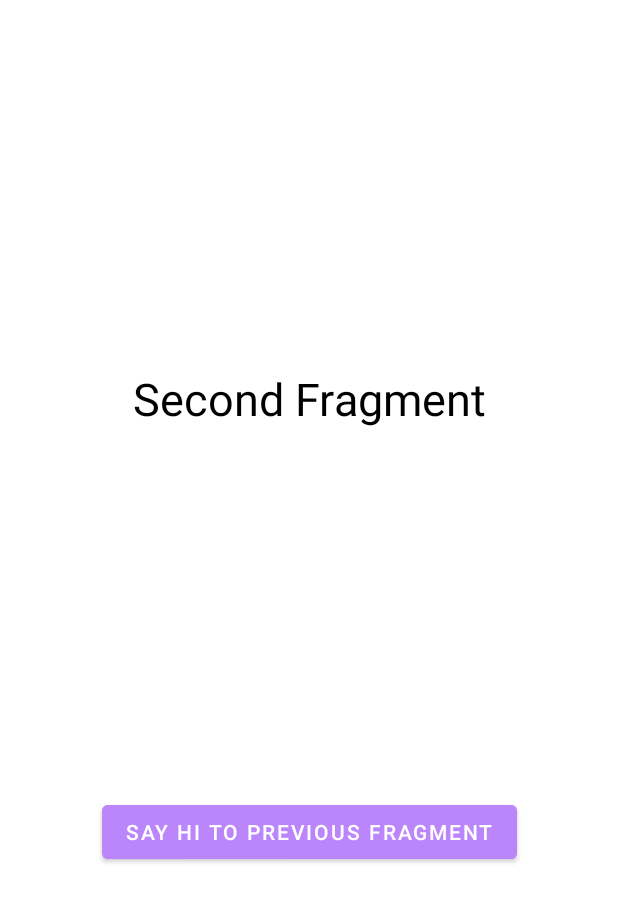
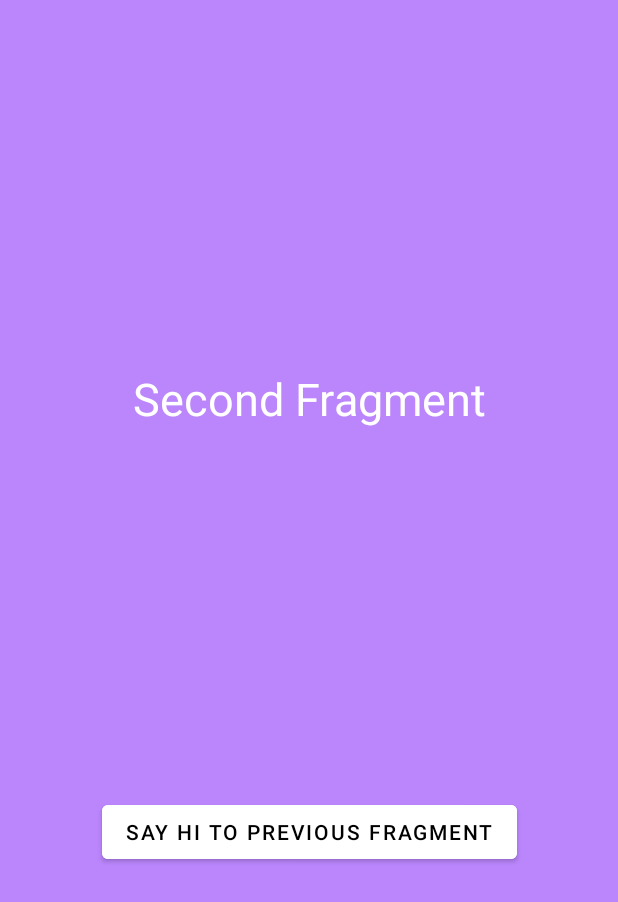
Before and after one commit to swnishan/CommunicateBetweenFragments, an Android app: the screen it shows after launch (MainActivity), after a tap on an icon or button, on a phone screen of 412 x 824 dp. Shown: the top 902 px of the screen. Run offline under Robolectric (Android 15) with nearby library versions, the phone set to English and light mode, and no system bars.

Commit message:
update second fragment layout

```diff
--- a/app/src/main/res/layout/fragment_second.xml
+++ b/app/src/main/res/layout/fragment_second.xml
@@ -4,7 +4,7 @@
     xmlns:tools="http://schemas.android.com/tools"
     android:layout_width="match_parent"
     android:layout_height="match_parent"
-    android:background="@color/white"
+    android:background="@color/purple_200"
     tools:context=".SecondFragment">
 
     <TextView
@@ -12,19 +12,20 @@
         android:layout_width="wrap_content"
         android:layout_height="wrap_content"
         android:textSize="30sp"
-        android:textColor="@color/black"
+        android:textColor="@color/white"
         android:text="@string/second_fragment_label"
-        app:layout_constraintBottom_toTopOf="@id/button_second"
+        app:layout_constraintBottom_toTopOf="@id/button_previous"
         app:layout_constraintEnd_toEndOf="parent"
         app:layout_constraintStart_toStartOf="parent"
         app:layout_constraintTop_toTopOf="parent" />
 
     <Button
-        android:id="@+id/button_second"
+        android:id="@+id/button_previous"
         android:layout_width="wrap_content"
         android:layout_height="wrap_content"
         android:text="@string/say_hi_to_previous"
-        android:backgroundTint="@color/purple_200"
+        android:backgroundTint="@color/white"
+        android:textColor="@color/black"
         app:layout_constraintBottom_toBottomOf="parent"
         app:layout_constraintEnd_toEndOf="parent"
         app:layout_constraintStart_toStartOf="parent"
```
